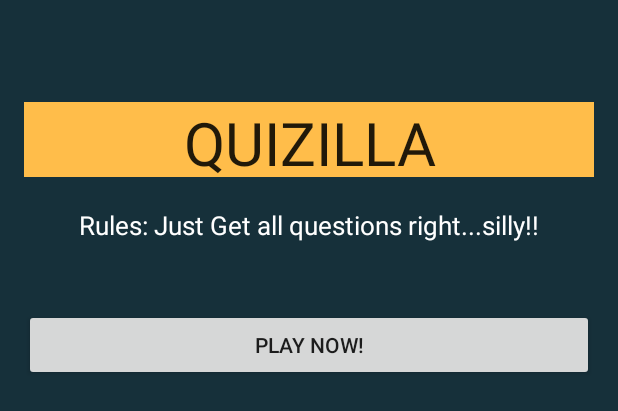
After one commit to jaykumarH/JayAndroidAssignment, an Android app: the layout jay_activity_main.xml on its own in the app's theme, with its tools: preview values and no code run, on a phone screen of 412 x 824 dp. The commit adds this screen. Shown: the top 411 px of the screen. Run offline under Robolectric (Android 15) with nearby library versions, the phone set to English and light mode, and no system bars.

Commit message:
1. Added new start view 2. Changed the file names

```diff
--- a/app/build.gradle
+++ b/app/build.gradle
@@ -22,6 +22,7 @@ android {
 dependencies {
     compile fileTree(dir: 'libs', include: ['*.jar'])
     testCompile 'junit:junit:4.12'
-    compile 'com.android.support:appcompat-v7:24.0.0'
+    compile 'com.android.support:appcompat-v7:24.1.1'
     compile 'com.google.android.gms:play-services-appindexing:8.1.0'
+    compile 'com.android.support:design:24.1.1'
 }
--- a/app/src/main/java/com/aptitudes/jay/jayandroidassignment/MainActivity.java
+++ b/app/src/main/java/com/aptitudes/jay/jayandroidassignment/JayGameActivity.java
@@ -1,7 +1,6 @@
 package com.aptitudes.jay.jayandroidassignment;
 
 import android.graphics.Color;
-import android.net.Uri;
 import android.support.v7.app.AppCompatActivity;
 import android.os.Bundle;
 import android.util.Log;
@@ -16,10 +15,9 @@ import java.util.ArrayList;
 import java.util.Arrays;
 import java.util.Collections;
 import java.util.HashSet;
-import java.util.Objects;
 import java.util.Random;
 
-public class MainActivity extends AppCompatActivity implements View.OnClickListener {
+public class JayGameActivity extends AppCompatActivity implements View.OnClickListener {
 
     private int jayScore = 0;
     private int jayCurrentQuestion = 0;
@@ -36,7 +34,7 @@ public class MainActivity extends AppCompatActivity implements View.OnClickListe
     @Override
     protected void onCreate(Bundle savedInstanceState) {
         super.onCreate(savedInstanceState);
-        setContentView(R.layout.activity_main);
+        setContentView(R.layout.jay_activity_game);
         jaySetupViews();
         jayReadQuestions();
     }
--- a/app/src/main/res/layout/activity_main.xml
+++ b/app/src/main/res/layout/jay_activity_game.xml
@@ -8,7 +8,7 @@
     android:paddingLeft="@dimen/activity_horizontal_margin"
     android:paddingRight="@dimen/activity_horizontal_margin"
     android:paddingTop="@dimen/activity_vertical_margin"
-    tools:context="com.aptitudes.jay.jayandroidassignment.MainActivity">
+    tools:context=".JayGameActivity">
 
     <LinearLayout
         android:layout_width="match_parent"
--- /dev/null
+++ b/app/src/main/res/layout/jay_activity_main.xml
@@ -0,0 +1,58 @@
+<?xml version="1.0" encoding="utf-8"?>
+<RelativeLayout xmlns:android="http://schemas.android.com/apk/res/android"
+    xmlns:tools="http://schemas.android.com/tools"
+    android:layout_width="match_parent"
+    android:layout_height="match_parent"
+    android:background="@color/colorBackground"
+    android:paddingBottom="@dimen/activity_vertical_margin"
+    android:paddingLeft="@dimen/activity_horizontal_margin"
+    android:paddingRight="@dimen/activity_horizontal_margin"
+    android:paddingTop="@dimen/activity_vertical_margin"
+    tools:context="com.aptitudes.jay.jayandroidassignment.JayMainActivity">
+
+
+    <TextView
+        android:layout_width="match_parent"
+        android:layout_height="50dp"
+        android:textAppearance="?android:attr/textAppearanceLarge"
+        android:text="QUIZILLA"
+        android:textSize="40dp"
+        android:id="@+id/textViewLogo"
+        android:background="#ffbd4a"
+        android:layout_marginTop="52dp"
+        android:gravity="center"
+        android:textAlignment="center"
+        android:layout_alignParentTop="true"
+        android:layout_alignParentLeft="true"
+        android:layout_alignParentStart="true" />
+
+    <TextView
+        android:layout_width="match_parent"
+        android:layout_height="wrap_content"
+        android:text="@string/rules"
+        android:textColor="@color/colorQuestion"
+        android:id="@+id/textViewRules"
+        android:layout_below="@+id/textViewLogo"
+        android:textAlignment="center"
+        android:textSize="17dp"
+        android:layout_marginTop="20dp"
+        android:layout_marginBottom="20dp"
+        android:layout_alignParentLeft="true"
+        android:layout_alignParentStart="true"
+        android:layout_alignParentRight="true"
+        android:layout_alignParentEnd="true" />
+
+    <Button
+        android:layout_width="wrap_content"
+        android:layout_height="wrap_content"
+        android:text="Play Now!"
+        android:id="@+id/buttonPlayNow"
+        android:layout_below="@+id/textViewRules"
+        android:layout_marginTop="24dp"
+        android:layout_alignParentLeft="true"
+        android:layout_alignParentStart="true"
+        android:layout_alignRight="@+id/textViewRules"
+        android:layout_alignEnd="@+id/textViewRules" />
+
+
+</RelativeLayout>
--- a/app/src/main/res/values/dimens.xml
+++ b/app/src/main/res/values/dimens.xml
@@ -2,4 +2,5 @@
     <!-- Default screen margins, per the Android Design guidelines. -->
     <dimen name="activity_horizontal_margin">16dp</dimen>
     <dimen name="activity_vertical_margin">16dp</dimen>
+    <dimen name="fab_margin">16dp</dimen>
 </resources>
--- a/app/src/main/res/values/strings.xml
+++ b/app/src/main/res/values/strings.xml
@@ -1,3 +1,6 @@
 <resources>
     <string name="app_name">QUIZILLA</string>
+    <string name="title_activity_jay_main">JayMainActivity</string>
+    <string name="title_activity_main">MainActivity</string>
+    <string name="rules">Rules: Just Get all questions right...silly!!</string>
 </resources>
```
Also changed, not shown: app/src/main/AndroidManifest.xml (+8 -6 lines), app/src/main/java/com/aptitudes/jay/jayandroidassignment/JayMainActivity.java (added, +27 -0 lines), app/src/main/java/com/aptitudes/jay/jayandroidassignment/JayResultActivity.java (added, +13 -0 lines), app/src/main/res/layout/activity_jay_result.xml (added, +12 -0 lines), app/src/main/res/values-v21/styles.xml (added, +9 -0 lines), app/src/main/res/values/styles.xml (+9 -0 lines).
